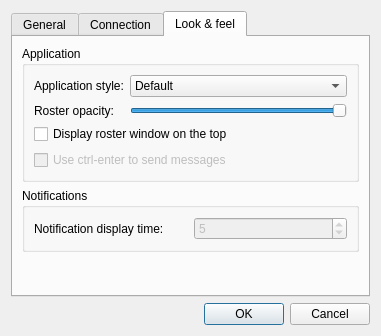
Before: the Qt Designer form ui/settingswindow.ui in WST/acid-pc, drawn with Qt 5.
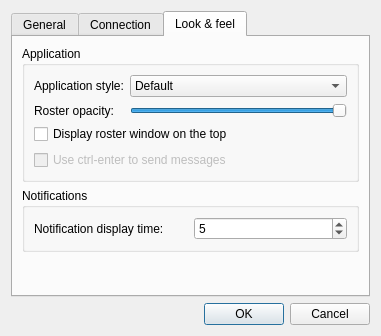
After: the same form once the commit is applied. The open tabs and pages were chosen to show the change.

Patch:
```diff
--- a/ui/settingswindow.ui
+++ b/ui/settingswindow.ui
@@ -335,9 +335,6 @@
             </item>
             <item row="0" column="1">
              <widget class="QSpinBox" name="notification_display_time">
-              <property name="enabled">
-               <bool>false</bool>
-              </property>
               <property name="minimum">
                <number>1</number>
               </property>
```
